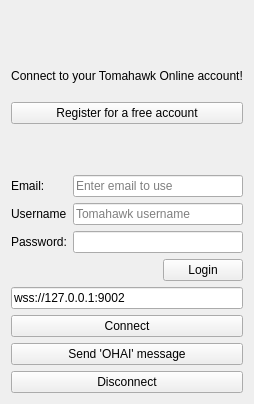
The window that TomahawkAccountConfig.ui (dschmidt/tomahawk-account-tomahawk) describes before a commit, drawn with Qt 5.
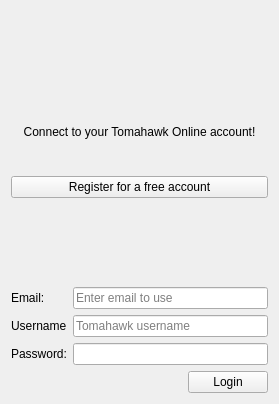
The same window after the commit. Icons and pictures are not drawn.

Commit message: Remove unneeded fields

The edit to the form file:
```diff
--- a/TomahawkAccountConfig.ui
+++ b/TomahawkAccountConfig.ui
@@ -6,7 +6,7 @@
    <rect>
     <x>0</x>
     <y>0</y>
-    <width>217</width>
+    <width>279</width>
     <height>404</height>
    </rect>
   </property>
@@ -141,37 +141,6 @@
      </item>
     </layout>
    </item>
-   <item>
-    <widget class="QLineEdit" name="wsUrl">
-     <property name="text">
-      <string>wss://127.0.0.1:9002</string>
-     </property>
-     <property name="placeholderText">
-      <string>Enter websocket url</string>
-     </property>
-    </widget>
-   </item>
-   <item>
-    <widget class="QPushButton" name="doNotPress">
-     <property name="text">
-      <string>Connect</string>
-     </property>
-    </widget>
-   </item>
-   <item>
-    <widget class="QPushButton" name="doubleDont">
-     <property name="text">
-      <string>Send 'OHAI' message</string>
-     </property>
-    </widget>
-   </item>
-   <item>
-    <widget class="QPushButton" name="stop">
-     <property name="text">
-      <string>Disconnect</string>
-     </property>
-    </widget>
-   </item>
   </layout>
  </widget>
  <resources>
```
The commit also changes 2 other files.
